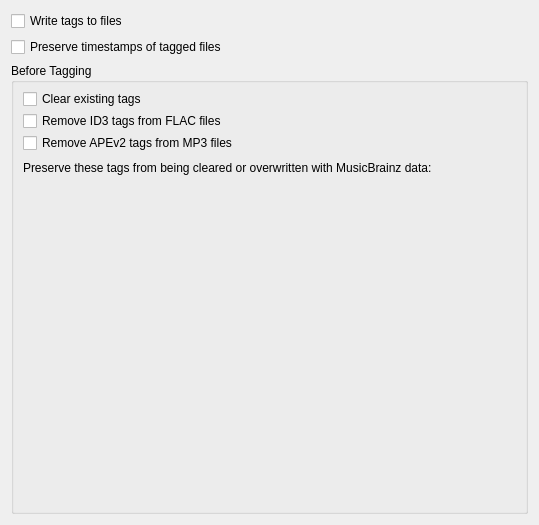
The window that ui/options_tags.ui (metabrainz/picard) describes before a commit, drawn with Qt 5.
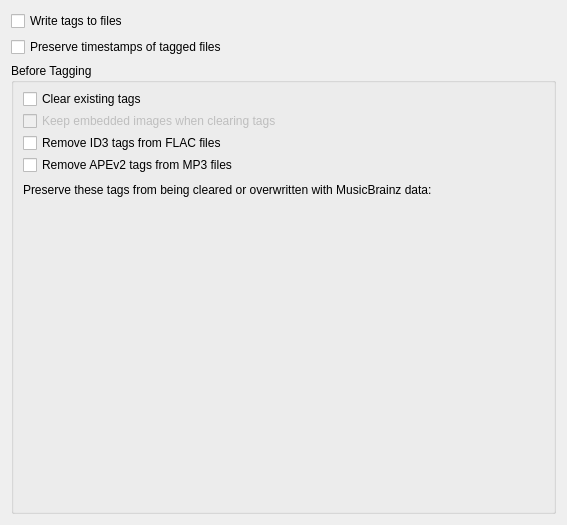
The same window after the commit. Custom widgets are drawn as their Qt base class.

Commit message: PICARD-257: Add option to exclude embedded images from clear_existing_tags

```diff
--- a/ui/options_tags.ui
+++ b/ui/options_tags.ui
@@ -6,7 +6,7 @@
    <rect>
     <x>0</x>
     <y>0</y>
-    <width>539</width>
+    <width>567</width>
     <height>525</height>
    </rect>
   </property>
@@ -47,6 +47,16 @@
         </property>
        </widget>
       </item>
+      <item>
+       <widget class="QCheckBox" name="preserve_images">
+        <property name="enabled">
+         <bool>false</bool>
+        </property>
+        <property name="text">
+         <string>Keep embedded images when clearing tags</string>
+        </property>
+       </widget>
+      </item>
       <item>
        <widget class="QCheckBox" name="remove_id3_from_flac">
         <property name="text">
```
Left out of the diff: 21 changed lines with no effect on the pictures. The commit also changes 9 other files.
